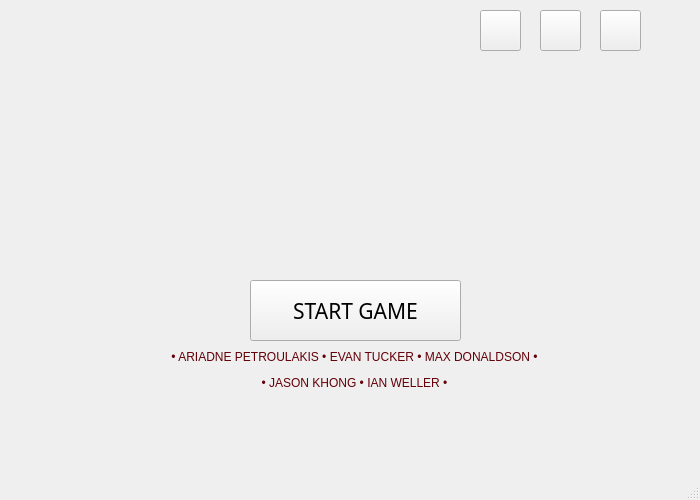
First picture: the form in mainwindow.ui, repository ariadneep/logigate-game, before the edit.
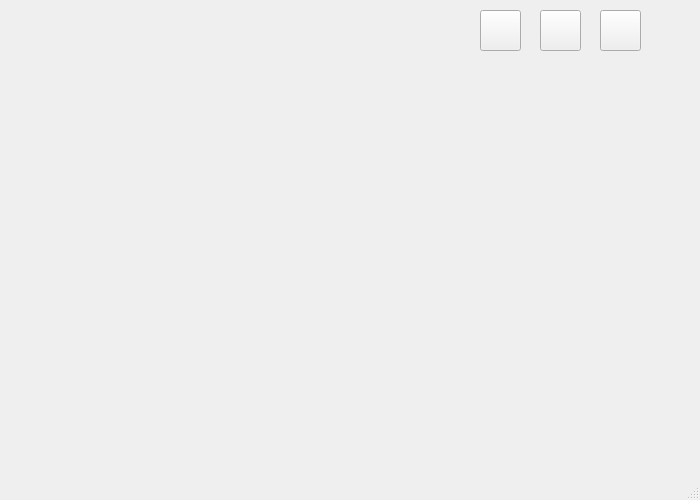
Second picture: the form after the edit. Icons and pictures are not drawn.

Commit message: Added proper sprites for next level, clear, and menu buttons.

Patch:
```diff
--- a/mainwindow.ui
+++ b/mainwindow.ui
@@ -274,7 +274,7 @@
     <property name="geometry">
      <rect>
       <x>0</x>
-      <y>0</y>
+      <y>-500</y>
       <width>700</width>
       <height>500</height>
      </rect>
```
Left out of the diff: 59 changed lines with no effect on the pictures.
